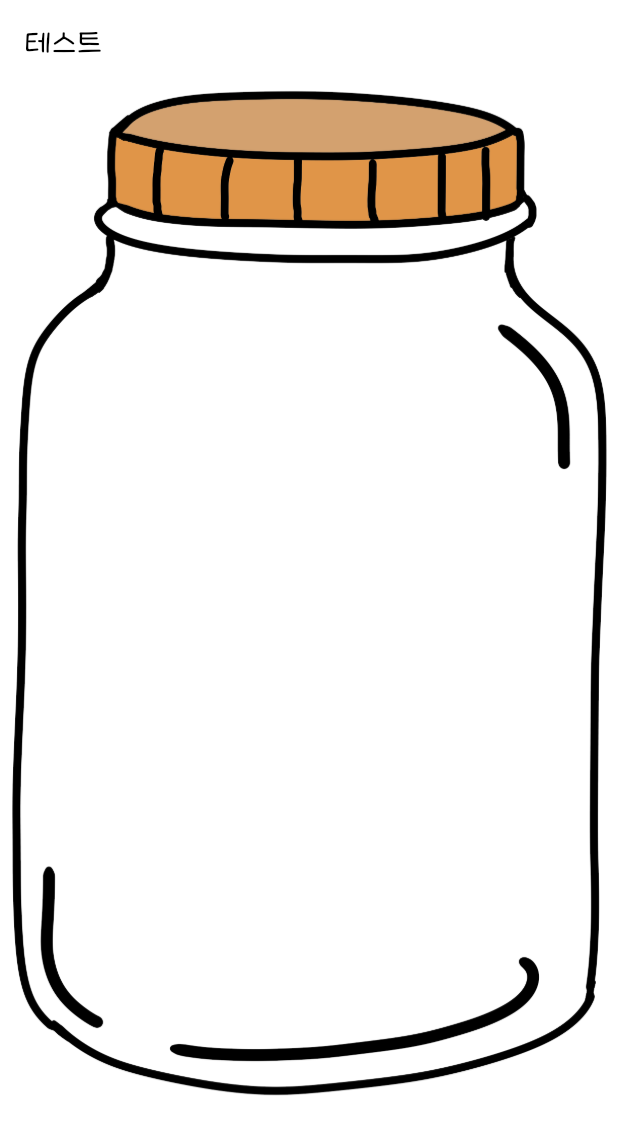
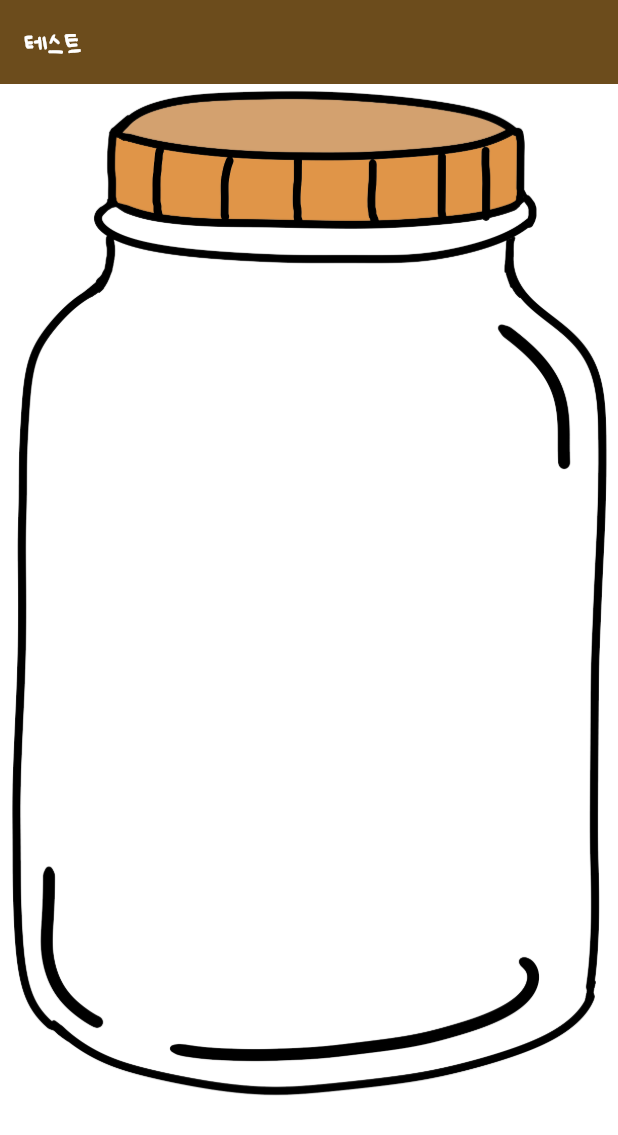
Before and after one commit to soju96/capsule, a Flutter app: the screen it shows after launch, on a phone screen of 412 x 824 dp. Shown: the top 1135 px of the screen. Run offline on Flutter 3.47's test engine with Material 3 defaults, Android fonts, the phone set to English and light mode, and no system bars.

Commit message:
[hj] /update / main.dart / theme data 기본 설정

```diff
--- a/lib/main.dart
+++ b/lib/main.dart
@@ -12,13 +12,35 @@ class MyApp extends StatelessWidget {
   @override
   Widget build(BuildContext context) {
     return MaterialApp(
+      theme: ThemeData(
+        // 위에 컬러
+        primaryColor: const Color(0xFF6c4c1c),
+        // 백그라운드 컬러
+        colorScheme: ColorScheme.fromSwatch(
+          backgroundColor: const Color(0xfffffcf1),
+        ),
+        // 네비게이션 컬러
+        bottomNavigationBarTheme: const BottomNavigationBarThemeData(
+          backgroundColor: Color(0xFF6c4c1c),
+          // 선택 안됐을때 글자
+          unselectedLabelStyle:
+              TextStyle(color: Colors.white, fontFamily: 'sehyun'),
+          // 선택 됐을때 글자
+          selectedLabelStyle:
+              TextStyle(color: Colors.white, fontFamily: 'sehyun'),
+        ),
+        // 앱바 글자
+        appBarTheme: const AppBarTheme(
+          titleTextStyle: TextStyle(color: Colors.white, fontFamily: 'sehyun'),
+          // font family 는 나중에 바꿀게요~
+        ),
+        // 총 글자
+        textTheme: const TextTheme(
+          titleLarge: TextStyle(color: Colors.white, fontFamily: 'sehyun'),
+        ),
+      ),
+      // 홈
       home: const HomeScreen(),
-      theme: ThemeData(
-        colorScheme: ColorScheme.fromSwatch(
-          backgroundColor: const Color.fromRGBO(255, 252, 241, 1),
-        ),
-        cardColor: const Color.fromRGBO(166, 119, 78, 1),
-      ),
     );
   }
 }
--- a/lib/src/pages/HomeScreen.dart
+++ b/lib/src/pages/HomeScreen.dart
@@ -7,9 +7,9 @@ class HomeScreen extends StatelessWidget {
   Widget build(BuildContext context) {
     return Scaffold(
       appBar: AppBar(
+        backgroundColor: Theme.of(context).primaryColor,
         title: const Text(
           '테스트',
-          style: TextStyle(fontFamily: 'seoyoon'),
         ),
       ),
       body: Image.asset('assets/images/bottle.png'),
```
